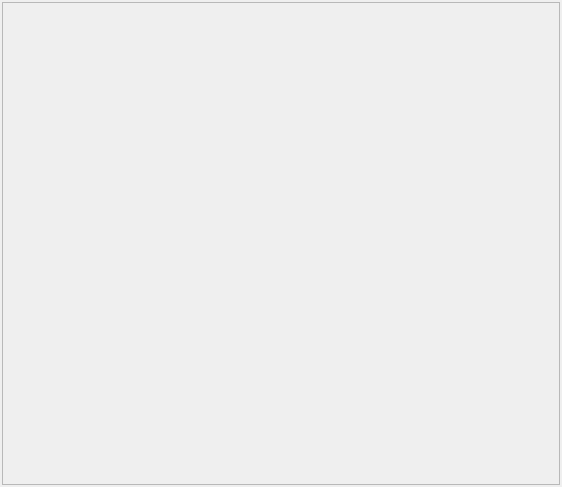
Before: the Qt Designer form editor/ui/Overview.ui in cc-archive/pootle, drawn with Qt 5.
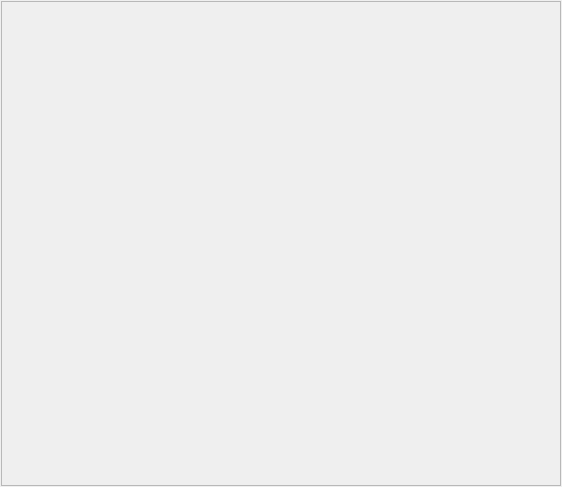
After: the same form once the commit is applied.

```diff
--- a/editor/ui/Overview.ui
+++ b/editor/ui/Overview.ui
@@ -12,6 +12,14 @@
     <height>487</height>
    </rect>
   </property>
+  <property name="sizePolicy" >
+   <sizepolicy>
+    <hsizetype>3</hsizetype>
+    <vsizetype>3</vsizetype>
+    <horstretch>0</horstretch>
+    <verstretch>0</verstretch>
+   </sizepolicy>
+  </property>
   <property name="contextMenuPolicy" >
    <enum>Qt::DefaultContextMenu</enum>
   </property>
@@ -20,10 +28,10 @@
   </property>
   <layout class="QGridLayout" >
    <property name="margin" >
-    <number>2</number>
+    <number>1</number>
    </property>
    <property name="spacing" >
-    <number>6</number>
+    <number>1</number>
    </property>
    <item row="0" column="0" >
     <widget class="QTableWidget" name="tableOverview" >
```
